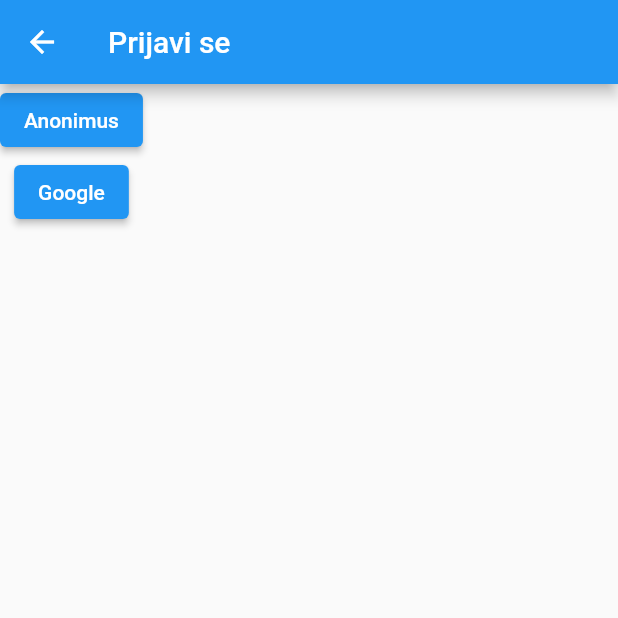
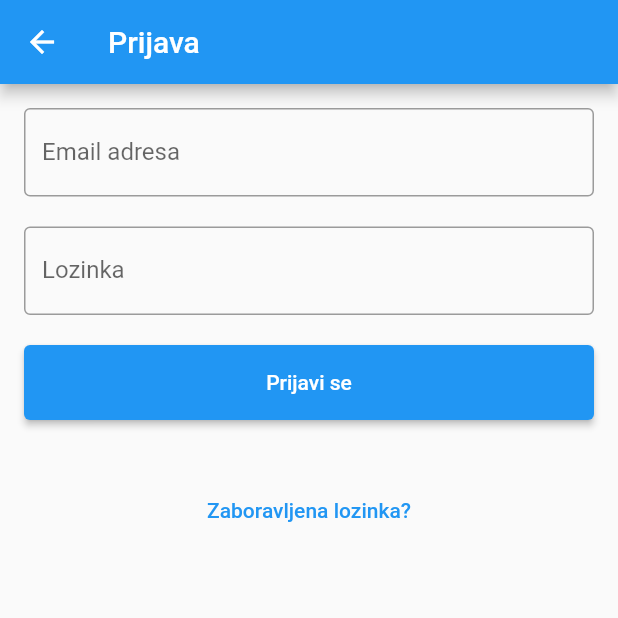
Before and after one commit to cofify/cofify, a Flutter app: the LoginView screen opened by its route, on a phone screen of 412 x 824 dp, the top half of it. Run offline on Flutter 3.47's test engine with Material 2 defaults, Android fonts, the phone set to English and light mode, and no system bars; our stand-ins replace cached_network_image, cloud_firestore, firebase_auth, firebase_core, firebase_storage, flutter_svg and 5 more; accounts and stored records are empty; network calls fail.

Commit message:
Dodata registracija i prijavljivanje preko email adrese i lozinke

```diff
--- a/lib/constants/routes.dart
+++ b/lib/constants/routes.dart
@@ -1,11 +1,11 @@
 import 'package:cofify/screens/login.dart';
+import 'package:cofify/screens/register.dart';
 import 'package:flutter/material.dart';
 
 // screens
 import '../screens/wrapper.dart';
 import '../screens/choose_city.dart';
 import '../screens/welecome_page.dart';
-import '../screens/login_screen.dart';
 import '../screens/restaurants_view.dart';
 
 Map<String, WidgetBuilder> appRoutes = {
@@ -14,4 +14,5 @@
   '/loginScreen': (context) => const LoginView(),
   '/chooseCity': (context) => const ChooseCity(),
   '/restaurants': (context) => const RestaurantsView(),
+  '/register': (context) => const RegisterView(),
 };
--- a/lib/main.dart
+++ b/lib/main.dart
@@ -43,7 +43,10 @@
 
     return StreamProvider<MyUser>.value(
       value: auth.user,
-      initialData: MyUser(uid: ''),
+      initialData: MyUser(
+        uid: '',
+        isVerified: false,
+      ),
       child: MaterialApp(
         initialRoute: '/',
         routes: appRoutes,
--- a/lib/models/user.dart
+++ b/lib/models/user.dart
@@ -3,10 +3,15 @@
 
 class MyUser extends ChangeNotifier {
   final String uid;
+  final bool isVerified;
   MyUser({
     required this.uid,
+    required this.isVerified,
   });
-  factory MyUser.fromFirebase(User user) => MyUser(uid: user.uid);
+  factory MyUser.fromFirebase(User user) => MyUser(
+        uid: user.uid,
+        isVerified: user.emailVerified,
+      );
 }
 
 class UserData {
--- /dev/null
+++ b/lib/providers/auth_exceptions.dart
@@ -0,0 +1,20 @@
+// login exceptions
+class UserNotFoundAuthException implements Exception {}
+
+class WrongPasswordAuthException implements Exception {}
+
+class EmailNotVerified implements Exception {}
+
+// register exceptions
+
+class WeakPasswordAuthException implements Exception {}
+
+class EmailAlreadyInUseAuthException implements Exception {}
+
+class InvalidEmailAuthException implements Exception {}
+
+// generic exceptions
+
+class GenericAuthException implements Exception {}
+
+class UserNotLoggedInAuthException implements Exception {}
--- a/lib/providers/auth_provider.dart
+++ b/lib/providers/auth_provider.dart
@@ -4,7 +4,21 @@
   Future<void> initialize();
   MyUser? get currentUser;
   Future<MyUser> signInAnon();
+  Future<MyUser> signUpEmailPass(
+    String email,
+    String password,
+    String name,
+    String surname,
+  );
+  Future<MyUser> signInEmailPass(
+    String email,
+    String password,
+  );
   Future<MyUser> signInWithGoogle();
   Future<void> signOut();
   Stream<MyUser> get user;
+  Future<void> sendEmailVerification();
+  Future<void> resetPassword(
+    String email,
+  );
 }
--- a/lib/screens/login.dart
+++ b/lib/screens/login.dart
@@ -1,31 +1,139 @@
+import 'package:cofify/providers/auth_exceptions.dart';
 import 'package:cofify/services/auth_service.dart';
 import 'package:flutter/material.dart';
 
-class LoginView extends StatelessWidget {
+class LoginView extends StatefulWidget {
   const LoginView({super.key});
+
+  @override
+  State<LoginView> createState() => _LoginViewState();
+}
+
+class _LoginViewState extends State<LoginView> {
+  late TextEditingController emailController = TextEditingController();
+  late TextEditingController passwordController = TextEditingController();
+
+  String error = '';
+
+  @override
+  void initState() {
+    super.initState();
+    emailController = TextEditingController();
+    passwordController = TextEditingController();
+  }
+
+  @override
+  void dispose() {
+    super.dispose();
+    emailController.dispose();
+    passwordController.dispose();
+  }
 
   @override
   Widget build(BuildContext context) {
     final AuthService auth = AuthService.firebase();
+
     return Scaffold(
       appBar: AppBar(
-        title: const Text('Prijavi se'),
+        title: const Text('Prijava'),
       ),
-      body: Column(
+      body: Center(
+        child: ListView(padding: const EdgeInsets.all(16.0), children: [
+          Column(
             children: [
-          ElevatedButton(
+              TextFormField(
+                keyboardType: TextInputType.name,
+                controller: emailController,
+                decoration: const InputDecoration(
+                  labelText: 'Email adresa',
+                  hintText: 'petar.petrovic@gmail.com',
+                  border: OutlineInputBorder(),
+                ),
+              ),
+              const SizedBox(height: 20),
+              TextFormField(
+                keyboardType: TextInputType.visiblePassword,
+                controller: passwordController,
+                obscureText: true,
+                decoration: const InputDecoration(
+                  labelText: 'Lozinka',
+                  border: OutlineInputBorder(),
+                ),
+              ),
+              const SizedBox(height: 20),
+              SizedBox(
+                width: MediaQuery.of(context).size.width,
+                height: 50,
+                child: ElevatedButton(
                   onPressed: () async {
-              await auth.signInAnon();
+                    final email = emailController.text;
+                    final password = passwordController.text;
+                    if (email.isEmpty) {
+                      error = 'Email adresa je obavezna';
+                      setState(() {});
+                      return;
+                    } else if (password.isEmpty) {
+                      error = 'Lozinka je obavezna';
+                      setState(() {});
+                      return;
+                    }
+                    try {
+                      await auth.signInEmailPass(
+                        email,
+                        password,
+                      );
+                      Navigator.of(context).pop();
+                    } catch (e) {
+                      if (e is UserNotFoundAuthException) {
+                        error = 'Korisnik sa unetim podacima ne postoji!.';
+                      } else if (e is WrongPasswordAuthException) {
+                        error = 'Pogresna loznika';
+                      } else {
+                        error = 'Doslo je do greske, molimo pokusajte kasnije';
+                      }
+                      setState(() {});
+                    }
                   },
-            child: const Text('Anonimus'),
+                  child: const Text('Prijavi se'),
                 ),
-          ElevatedButton(
+              ),
+              const SizedBox(height: 20),
+              Text(
+                error,
+              ),
+              TextButton(
                 onPressed: () async {
-              await auth.signInWithGoogle();
+                  final email = emailController.text;
+                  if (email.isEmpty) {
+                    error = 'Morate uneti email adresu';
+                    setState(() {});
+                    return;
+                  }
+                  try {
+                    await auth.resetPassword(
+                      email,
+                    );
+                    error =
+                        'Na vas email je poslat link za resetovanje lozinke';
+                    setState(() {});
+                  } catch (e) {
+                    if (e is InvalidEmailAuthException) {
+                      error = 'Neispravna email adresa';
+                    } else if (e is UserNotFoundAuthException) {
+                      error = 'Korisnik nije pronadjen';
+                    } else {
+                      error = 'Doslo je do greske, pokusajte kasnije';
+                    }
+                    setState(() {});
+                  }
                 },
-            child: const Text('Google'),
+                child: const Text(
+                  'Zaboravljena lozinka?',
+                ),
               ),
             ],
+          ),
+        ]),
       ),
     );
   }
```
Also changed, not shown: lib/providers/firebase_auth_provider.dart (+119 -4 lines), lib/screens/email_verification.dart (added, +59 -0 lines), lib/screens/login_screen.dart (+12 -4 lines), lib/screens/register.dart (added, +173 -0 lines), lib/screens/wrapper.dart (+13 -4 lines), lib/services/auth_service.dart (+35 -0 lines). Lines whose indentation alone changed are shown as unchanged.
